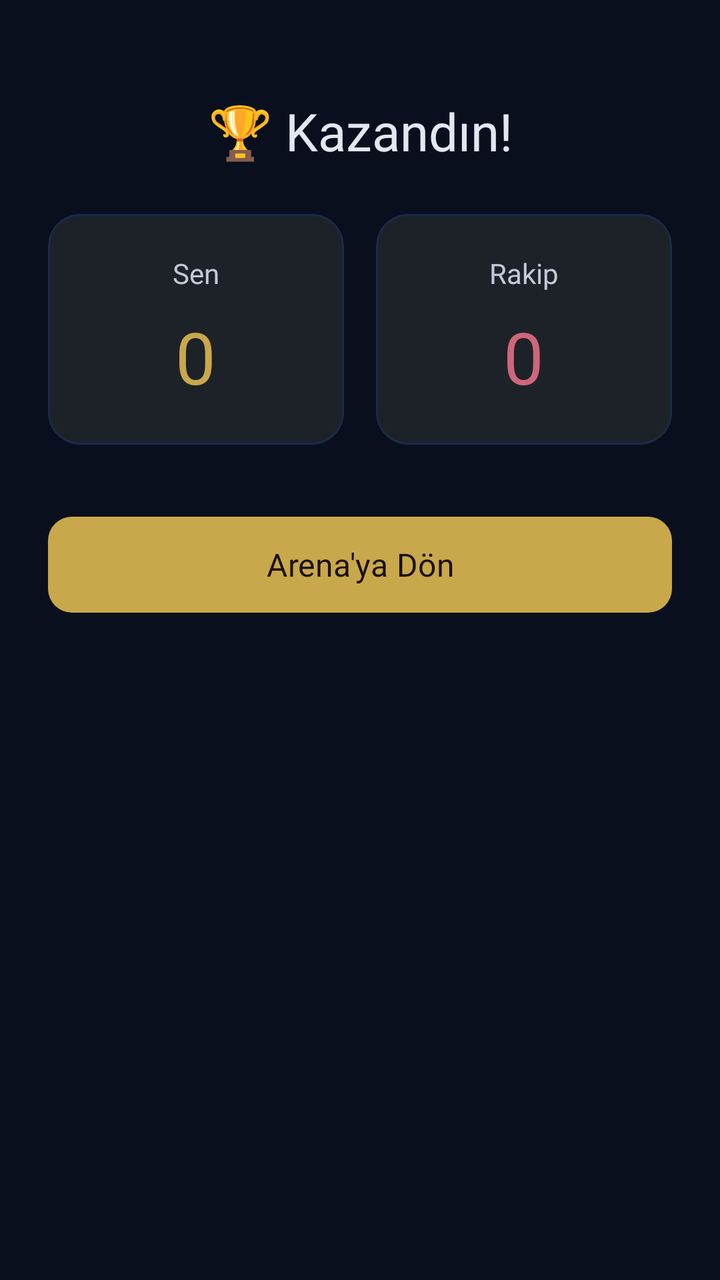
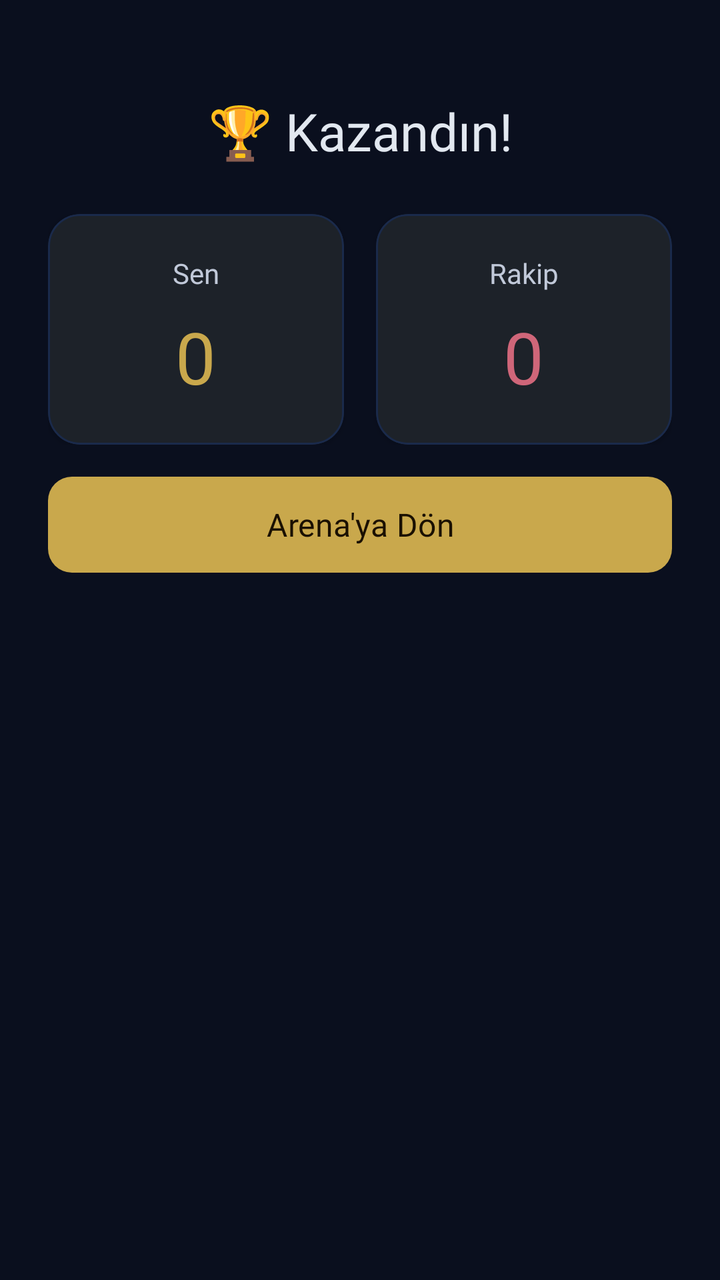

Two renders of the same Android screen: before a commit and after it. Below are the layout's source before the change and the commit's diff.
<!-- AndroidManifest.xml: application theme Theme.KPSSArena -->
<!-- res/layout/fragment_match_result.xml -->
<?xml version="1.0" encoding="utf-8"?>
<androidx.core.widget.NestedScrollView
    xmlns:android="http://schemas.android.com/apk/res/android"
    xmlns:app="http://schemas.android.com/apk/res-auto"
    xmlns:tools="http://schemas.android.com/tools"
    android:layout_width="match_parent"
    android:layout_height="match_parent"
    android:background="@color/background"
    tools:context=".presentation.arena.MatchResultFragment">
    <LinearLayout
        android:layout_width="match_parent"
        android:layout_height="wrap_content"
        android:orientation="vertical"
        android:padding="24dp">
        <TextView
            android:id="@+id/tv_result_title"
            android:layout_width="match_parent"
            android:layout_height="wrap_content"
            android:text="@string/match_result_win"
            android:textColor="@color/on_surface"
            android:textSize="26sp"
            android:fontFamily="@font/playfair_display_bold"
            android:gravity="center"
            android:layout_marginTop="24dp"
            android:layout_marginBottom="24dp" />
        <LinearLayout
            android:layout_width="match_parent"
            android:layout_height="wrap_content"
            android:orientation="horizontal">
            <com.google.android.material.card.MaterialCardView
                android:layout_width="0dp"
                android:layout_height="wrap_content"
                android:layout_weight="1"
                android:layout_marginEnd="8dp"
                app:cardCornerRadius="16dp"
                app:cardElevation="2dp"
                app:cardBackgroundColor="@color/surface">
                <LinearLayout
                    android:layout_width="match_parent"
                    android:layout_height="wrap_content"
                    android:orientation="vertical"
                    android:gravity="center"
                    android:padding="20dp">
                    <TextView
                        android:id="@+id/tv_my_username"
                        android:layout_width="wrap_content"
                        android:layout_height="wrap_content"
                        android:text="@string/label_you"
                        android:textColor="@color/on_surface_variant"
                        android:textSize="14sp"
                        android:layout_marginBottom="8dp" />
                    <TextView
                        android:id="@+id/tv_my_score"
                        android:layout_width="wrap_content"
                        android:layout_height="wrap_content"
                        android:text="@string/placeholder_zero"
                        android:textColor="@color/primary"
                        android:textSize="36sp"
                        android:fontFamily="@font/inter_bold" />
                </LinearLayout>
            </com.google.android.material.card.MaterialCardView>
            <com.google.android.material.card.MaterialCardView
                android:layout_width="0dp"
                android:layout_height="wrap_content"
                android:layout_weight="1"
                android:layout_marginStart="8dp"
                app:cardCornerRadius="16dp"
                app:cardElevation="2dp"
                app:cardBackgroundColor="@color/surface">
                <LinearLayout
                    android:layout_width="match_parent"
                    android:layout_height="wrap_content"
                    android:orientation="vertical"
                    android:gravity="center"
                    android:padding="20dp">
                    <TextView
                        android:id="@+id/tv_opponent_username"
                        android:layout_width="wrap_content"
                        android:layout_height="wrap_content"
                        android:text="@string/label_opponent"
                        android:textColor="@color/on_surface_variant"
                        android:textSize="14sp"
                        android:layout_marginBottom="8dp" />
                    <TextView
                        android:id="@+id/tv_opponent_score"
                        android:layout_width="wrap_content"
                        android:layout_height="wrap_content"
                        android:text="@string/placeholder_zero"
                        android:textColor="@color/error"
                        android:textSize="36sp"
                        android:fontFamily="@font/inter_bold" />
                </LinearLayout>
            </com.google.android.material.card.MaterialCardView>
        </LinearLayout>
        <com.google.android.material.button.MaterialButton
            android:id="@+id/btn_back_to_arena"
            style="@style/Widget.KPSSArena.Button"
            android:layout_width="match_parent"
            android:layout_height="56dp"
            android:text="@string/action_back_to_arena"
            android:textColor="@color/on_primary"
            app:backgroundTint="@color/primary"
            android:layout_marginTop="32dp" />
    </LinearLayout>
</androidx.core.widget.NestedScrollView>
<!-- resources referenced by this layout -->
<resources>
  <color name="background">#0A0F1E</color>
  <color name="error">#CF6679</color>
  <color name="on_primary">#1A1000</color>
  <color name="on_surface">#E2E8F0</color>
  <color name="on_surface_variant">#C1C9D9</color>
  <color name="primary">#C9A84C</color>
  <color name="surface">#111827</color>
  <string name="action_back_to_arena">Arena\'ya Dön</string>
  <string name="label_opponent">Rakip</string>
  <string name="label_you">Sen</string>
  <string name="match_result_win">🏆 Kazandın!</string>
  <string name="placeholder_zero">0</string>
  <style name="Widget.KPSSArena.Button" parent="Widget.Material3.Button">
          <item name="cornerRadius">12dp</item>
          <item name="android:textAllCaps">false</item>
          <item name="android:fontFamily">@font/inter_semibold</item>
          <item name="android:textSize">16sp</item>
          <item name="android:minHeight">56dp</item>
      </style>
  <style name="ShapeAppearance.KPSSArena.Small" parent="ShapeAppearance.Material3.Corner.Small">
          <item name="cornerFamily">rounded</item>
          <item name="cornerSize">12dp</item>
      </style>
  <style name="ShapeAppearance.KPSSArena.Medium" parent="ShapeAppearance.Material3.Corner.Medium">
          <item name="cornerFamily">rounded</item>
          <item name="cornerSize">16dp</item>
      </style>
  <style name="ShapeAppearance.KPSSArena.Large" parent="ShapeAppearance.Material3.Corner.Large">
          <item name="cornerFamily">rounded</item>
          <item name="cornerSize">24dp</item>
      </style>
  <!-- unchanged entries left out for length: 1 -->
</resources>

<!-- the commit's change to res/layout/fragment_match_result.xml (unified diff, before → after) -->
@@ -93,6 +93,23 @@
             </com.google.android.material.card.MaterialCardView>
         </LinearLayout>
         <com.google.android.material.button.MaterialButton
+            android:id="@+id/btn_share_story"
+            style="@style/Widget.KPSSArena.Button.Outlined"
+            android:layout_width="match_parent"
+            android:layout_height="56dp"
+            android:text="@string/action_share_to_story"
+            android:visibility="gone"
+            android:layout_marginTop="32dp" />
+        <com.google.android.material.button.MaterialButton
+            android:id="@+id/btn_share"
+            style="@style/Widget.KPSSArena.Button.Outlined"
+            android:layout_width="match_parent"
+            android:layout_height="56dp"
+            android:text="@string/action_share_as_post"
+            app:icon="@drawable/ic_share"
+            android:visibility="gone"
+            android:layout_marginTop="12dp" />
+        <com.google.android.material.button.MaterialButton
             android:id="@+id/btn_back_to_arena"
             style="@style/Widget.KPSSArena.Button"
             android:layout_width="match_parent"
@@ -100,6 +117,6 @@
             android:text="@string/action_back_to_arena"
             android:textColor="@color/on_primary"
             app:backgroundTint="@color/primary"
-            android:layout_marginTop="32dp" />
+            android:layout_marginTop="12dp" />
     </LinearLayout>
 </androidx.core.widget.NestedScrollView>
<!-- resource entries referenced after the edit -->
@@ -7,7 +7,20 @@
   <color name="on_surface_variant">#C1C9D9</color>
   <color name="primary">#C9A84C</color>
   <color name="surface">#111827</color>
+  <!-- drawable ic_share (drawable) -->
+  <?xml version="1.0" encoding="utf-8"?>
+  <vector xmlns:android="http://schemas.android.com/apk/res/android"
+      android:width="24dp"
+      android:height="24dp"
+      android:viewportWidth="24"
+      android:viewportHeight="24">
+      <path
+          android:fillColor="@color/primary"
+          android:pathData="M18,16.08c-0.76,0 -1.44,0.3 -1.96,0.77L8.91,12.7c0.05,-0.23 0.09,-0.46 0.09,-0.7s-0.04,-0.47 -0.09,-0.7l7.05,-4.11c0.54,0.5 1.25,0.81 2.04,0.81 1.66,0 3,-1.34 3,-3s-1.34,-3 -3,-3 -3,1.34 -3,3c0,0.24 0.04,0.47 0.09,0.7L7.04,9.81C6.5,9.31 5.79,9 5,9c-1.66,0 -3,1.34 -3,3s1.34,3 3,3c0.79,0 1.5,-0.31 2.04,-0.81l7.12,4.16c-0.05,0.21 -0.08,0.43 -0.08,0.65 0,1.61 1.31,2.92 2.92,2.92 1.61,0 2.92,-1.31 2.92,-2.92s-1.31,-2.92 -2.92,-2.92z" />
+  </vector>
   <string name="action_back_to_arena">Arena\'ya Dön</string>
+  <string name="action_share_as_post">📤 Gönderi Olarak Paylaş</string>
+  <string name="action_share_to_story">📸 Hikayede Paylaş</string>
   <string name="label_opponent">Rakip</string>
   <string name="label_you">Sen</string>
   <string name="match_result_win">🏆 Kazandın!</string>
@@ -18,6 +31,12 @@
           <item name="android:fontFamily">@font/inter_semibold</item>
           <item name="android:textSize">16sp</item>
           <item name="android:minHeight">56dp</item>
+      </style>
+  <style name="Widget.KPSSArena.Button.Outlined" parent="Widget.Material3.Button.OutlinedButton">
+          <item name="cornerRadius">12dp</item>
+          <item name="android:textAllCaps">false</item>
+  
+          <item name="strokeColor">@color/primary</item>
       </style>
   <style name="ShapeAppearance.KPSSArena.Small" parent="ShapeAppearance.Material3.Corner.Small">
           <item name="cornerFamily">rounded</item>
